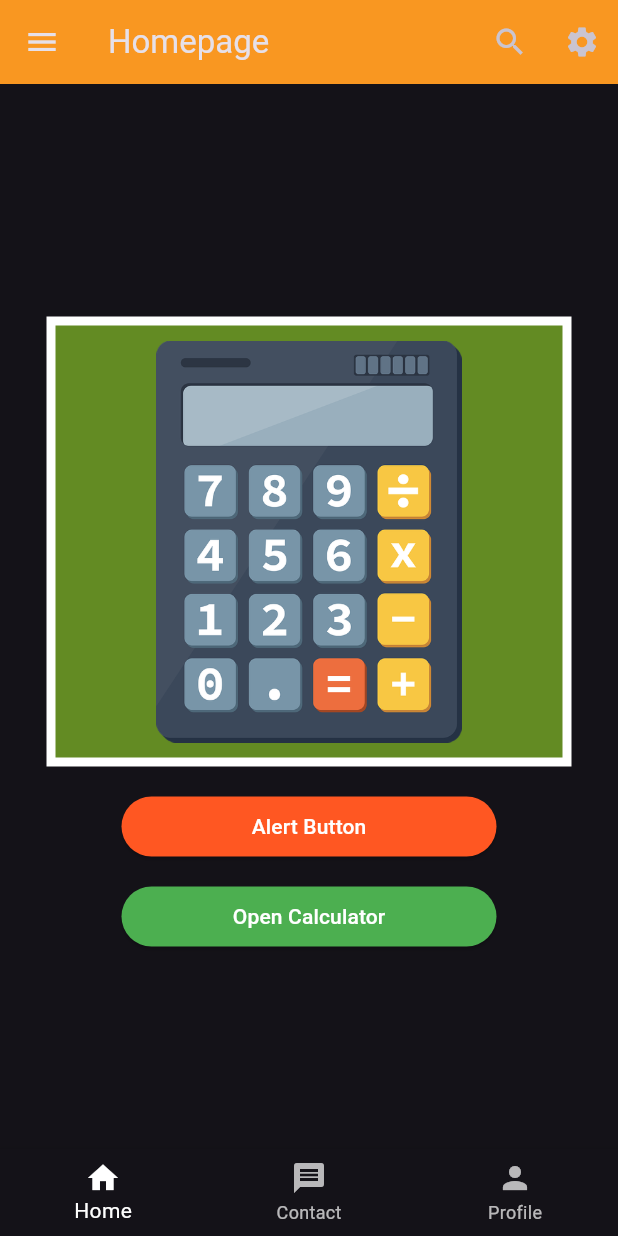
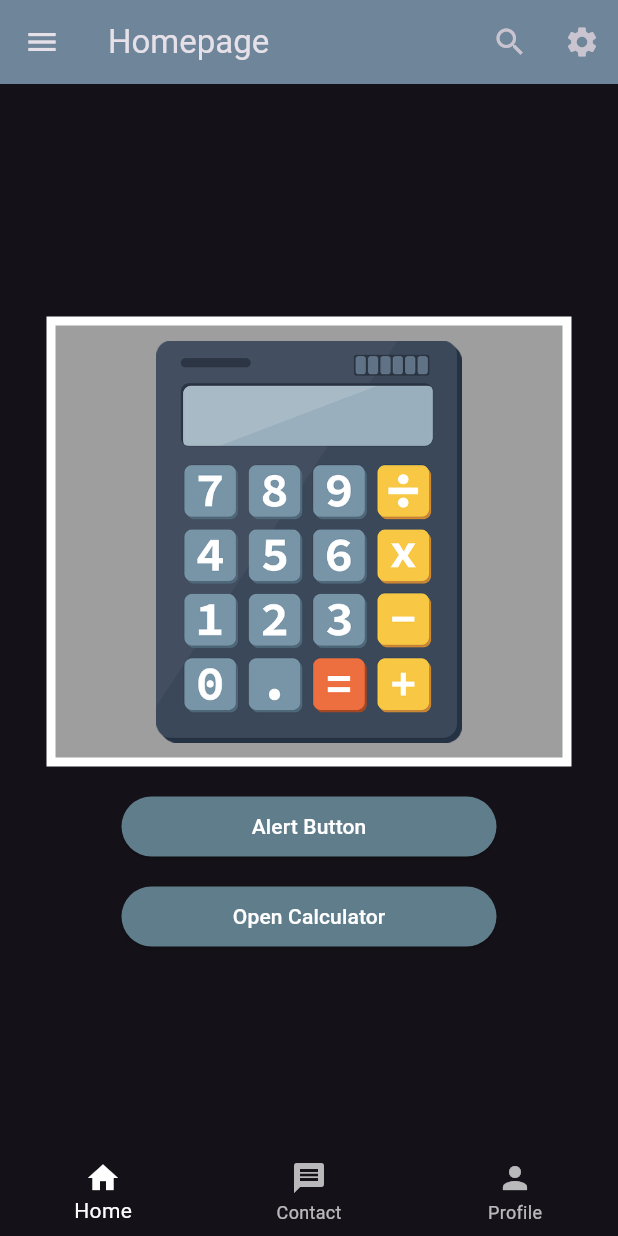
Before and after one commit to Mahmuda-07/Calculator_App_ID-007, a Flutter app: the screen it shows after launch, on a phone screen of 412 x 824 dp. Run offline on Flutter 3.47's test engine with Material 3 defaults, Android fonts, the phone set to English and light mode, and no system bars.

Commit message:
second commit

```diff
--- a/calculator_app/lib/calculator_page.dart
+++ b/calculator_app/lib/calculator_page.dart
@@ -73,7 +73,7 @@ class _CalculatorPageState extends State<CalculatorPage> {
                         decoration: InputDecoration(
                           labelText: "Enter first number",
                           filled: true,
-                          fillColor: Colors.deepOrange,
+                          fillColor: Colors.brown,
                           border: OutlineInputBorder(
                             borderRadius: BorderRadius.circular(10),
                           ),
@@ -89,7 +89,7 @@ class _CalculatorPageState extends State<CalculatorPage> {
                         decoration: InputDecoration(
                           labelText: "Enter second number",
                           filled: true,
-                          fillColor: Colors.deepOrange,
+                          fillColor: Colors.brown,
                           border: OutlineInputBorder(
                             borderRadius: BorderRadius.circular(10),
                           ),
--- a/calculator_app/lib/home_page.dart
+++ b/calculator_app/lib/home_page.dart
@@ -42,7 +42,8 @@ class HomePage extends StatelessWidget {
     return Scaffold(
       appBar: AppBar(
         title: Text("Homepage"),
-        backgroundColor: const Color.fromARGB(255, 255, 145, 0),
+        //backgroundColor: const Color.fromARGB(255, 255, 145, 0),
+         backgroundColor: Colors.blueGrey,
         elevation: 10,
         actions: [
           IconButton(
@@ -117,7 +118,8 @@ class HomePage extends StatelessWidget {
               height: 300,
               width: 350,
               decoration: BoxDecoration(
-                color: const Color.fromARGB(255, 99, 139, 35),
+                //color: const Color.fromARGB(255, 99, 139, 35),
+                color: Colors.grey,
                 border: Border.all(color: Colors.white, width: 6),
               ),
               margin: EdgeInsets.all(20),
@@ -131,7 +133,7 @@ class HomePage extends StatelessWidget {
               child: ElevatedButton(
                 onPressed: () => myAlertDialog(context),
                 style: ElevatedButton.styleFrom(
-                  backgroundColor: Colors.deepOrange,
+                  backgroundColor: Colors.blueGrey,
                   foregroundColor: Colors.white,
                 ),
                 child: Text("Alert Button"),
@@ -148,7 +150,7 @@ class HomePage extends StatelessWidget {
                   MaterialPageRoute(builder: (context) => CalculatorPage()),
                 ),
                 style: ElevatedButton.styleFrom(
-                  backgroundColor: Colors.green,
+                  backgroundColor: Colors.blueGrey,
                   foregroundColor: Colors.white,
                 ),
                 child: Text("Open Calculator"),
```
